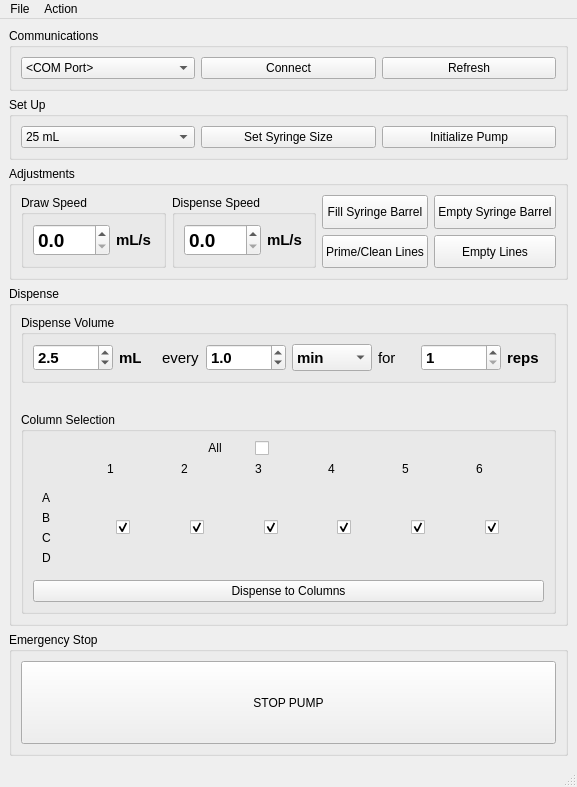
Qt form Wash_GUI/mainwindow.ui (Wyss/automated-chromatography) before a commit.
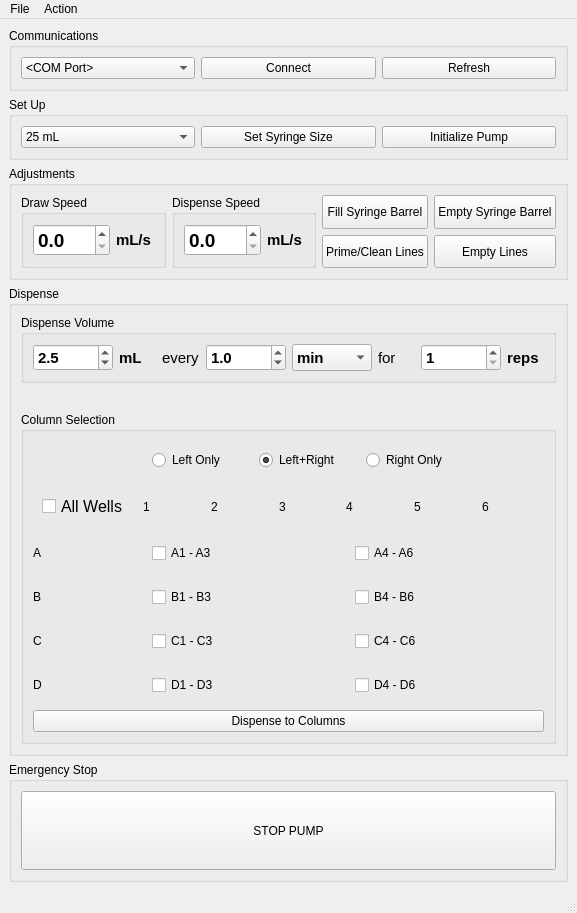
The same form after that commit. Icons and pictures are not drawn.

Patch:
```diff
--- a/Wash_GUI/mainwindow.ui
+++ b/Wash_GUI/mainwindow.ui
@@ -7,7 +7,7 @@
     <x>0</x>
     <y>0</y>
     <width>577</width>
-    <height>787</height>
+    <height>913</height>
    </rect>
   </property>
   <property name="windowTitle">
@@ -380,216 +380,64 @@
            <layout class="QVBoxLayout" name="verticalLayout_4">
             <item>
              <layout class="QGridLayout" name="gridLayout">
-              <item row="1" column="6">
-               <widget class="QLabel" name="col5_label">
-                <property name="text">
-                 <string>5</string>
-                </property>
-               </widget>
-              </item>
-              <item row="0" column="4">
-               <widget class="QCheckBox" name="allCheckBox">
-                <property name="enabled">
-                 <bool>true</bool>
-                </property>
-                <property name="font">
-                 <font>
-                  <pointsize>12</pointsize>
-                  <bold>false</bold>
-                 </font>
-                </property>
-                <property name="styleSheet">
-                 <string notr="true"/>
-                </property>
-                <property name="text">
-                 <string/>
-                </property>
-               </widget>
-              </item>
-              <item row="2" column="1">
-               <widget class="QFrame" name="ABvFrame">
-                <property name="sizePolicy">
-                 <sizepolicy hsizetype="Minimum" vsizetype="Minimum">
-                  <horstretch>0</horstretch>
-                  <verstretch>0</verstretch>
-                 </sizepolicy>
-                </property>
-                <layout class="QVBoxLayout" name="verticalLayout_3">
+              <item row="4" column="2" colspan="3">
+               <widget class="QFrame" name="c123wellFrame">
+                <layout class="QHBoxLayout" name="horizontalLayout_11">
                  <item>
-                  <widget class="QLabel" name="label_rowA">
-                   <property name="sizePolicy">
-                    <sizepolicy hsizetype="Minimum" vsizetype="Preferred">
-                     <horstretch>0</horstretch>
-                     <verstretch>0</verstretch>
-                    </sizepolicy>
+                  <widget class="QCheckBox" name="c123CheckBox">
+                   <property name="toolTip">
+                    <string>C1, C2, C3</string>
                    </property>
                    <property name="text">
-                    <string>A</string>
+                    <string>C1 - C3</string>
                    </property>
                   </widget>
                  </item>
-                 <item>
-                  <widget class="QLabel" name="label_rowB">
-                   <property name="sizePolicy">
-                    <sizepolicy hsizetype="Minimum" vsizetype="Preferred">
-                     <horstretch>0</horstretch>
-                     <verstretch>0</verstretch>
-                    </sizepolicy>
-                   </property>
-                   <property name="text">
-                    <string>B</string>
-                   </property>
-                  </widget>
-                 </item>
-                 <item>
-                  <widget class="QLabel" name="label_rowC">
-                   <property name="sizePolicy">
-                    <sizepolicy hsizetype="Minimum" vsizetype="Preferred">
-                     <horstretch>0</horstretch>
-                     <verstretch>0</verstretch>
-                    </sizepolicy>
-                   </property>
-                   <property name="text">
-                    <string>C</string>
-                   </property>
-                  </widget>
-                 </item>
-                 <item>
-                  <widget class="QLabel" name="label_rowD">
-                   <property name="sizePolicy">
-                    <sizepolicy hsizetype="Minimum" vsizetype="Preferred">
-                     <horstretch>0</horstretch>
-                     <verstretch>0</verstretch>
-                    </sizepolicy>
-                   </property>
-                   <property name="text">
-                    <string>D</string>
-                   </property>
-                  </widget>
-                 </item>
                 </layout>
                </widget>
               </item>
-              <item row="1" column="2">
-               <widget class="QLabel" name="col1_label">
-                <property name="text">
-                 <string>1</string>
-                </property>
-               </widget>
-              </item>
-              <item row="2" column="7">
-               <widget class="QFrame" name="col6vFrame">
-                <layout class="QHBoxLayout" name="horizontalLayout_4">
+              <item row="3" column="5" colspan="3">
+               <widget class="QFrame" name="b456wellFrame">
+                <layout class="QHBoxLayout" name="horizontalLayout_9">
                  <item>
-                  <widget class="QCheckBox" name="col6CheckBox">
-                   <property name="font">
-                    <font>
-                     <pointsize>12</pointsize>
-                     <bold>false</bold>
-                    </font>
+                  <widget class="QCheckBox" name="b456CheckBox">
+                   <property name="toolTip">
+                    <string>B4, B5, B6</string>
                    </property>
-                   <property name="statusTip">
-                    <string>A6B6</string>
-                   </property>
-                   <property name="styleSheet">
-                    <string notr="true"/>
-                   </property>
                    <property name="text">
-                    <string/>
+                    <string>B4 - B6</string>
                    </property>
-                   <property name="checked">
-                    <bool>true</bool>
-                   </property>
                   </widget>
                  </item>
                 </layout>
                </widget>
               </item>
-              <item row="2" column="5">
-               <widget class="QFrame" name="col4vFrame">
+              <item row="2" column="2" colspan="3">
+               <widget class="QFrame" name="a123wellFrame">
                 <layout class="QHBoxLayout" name="horizontalLayout_10">
                  <item>
-                  <widget class="QCheckBox" name="col4CheckBox">
-                   <property name="font">
-                    <font>
-                     <pointsize>12</pointsize>
-                     <bold>false</bold>
-                    </font>
+                  <widget class="QCheckBox" name="a123CheckBox">
+                   <property name="toolTip">
+                    <string>A1, A2, A3</string>
                    </property>
-                   <property name="statusTip">
-                    <string>A4B4</string>
-                   </property>
-                   <property name="styleSheet">
-                    <string notr="true"/>
-                   </property>
                    <property name="text">
-                    <string/>
+                    <string>A1 - A3</string>
                    </property>
-                   <property name="checked">
-                    <bool>true</bool>
-                   </property>
                   </widget>
                  </item>
                 </layout>
                </widget>
               </item>
-              <item row="0" column="3">
-               <widget class="QLabel" name="label">
-                <property name="text">
-                 <string>&lt;html&gt;&lt;head/&gt;&lt;body&gt;&lt;p align=&quot;center&quot;&gt;All&lt;/p&gt;&lt;/body&gt;&lt;/html&gt;</string>
-                </property>
-               </widget>
-              </item>
-              <item row="2" column="2">
-               <widget class="QFrame" name="col1vFrame">
-                <layout class="QHBoxLayout" name="horizontalLayout_13">
+              <item row="5" column="2" colspan="3">
+               <widget class="QFrame" name="d123wellFrame">
+                <layout class="QHBoxLayout" name="horizontalLayout_14">
                  <item>
-                  <widget class="QCheckBox" name="col1CheckBox">
-                   <property name="font">
-                    <font>
-                     <pointsize>12</pointsize>
-                     <bold>false</bold>
-                    </font>
+                  <widget class="QCheckBox" name="d123CheckBox">
+                   <property name="toolTip">
+                    <string>D1, D2, D3</string>
                    </property>
-                   <property name="statusTip">
-                    <string>A1B1</string>
-                   </property>
-                   <property name="styleSheet">
-                    <string/>
-                   </property>
                    <property name="text">
-                    <string/>
-                   </property>
-                   <property name="checked">
-                    <bool>true</bool>
-                   </property>
-                  </widget>
-                 </item>
-                </layout>
-               </widget>
-              </item>
-              <item row="2" column="3">
-               <widget class="QFrame" name="col2vFrame">
-                <layout class="QHBoxLayout" name="horizontalLayout_12">
-                 <item>
-                  <widget class="QCheckBox" name="col2CheckBox">
-                   <property name="font">
-                    <font>
-                     <pointsize>12</pointsize>
-                     <bold>false</bold>
-                    </font>
-                   </property>
-                   <property name="statusTip">
-                    <string>A2B2</string>
-                   </property>
-                   <property name="styleSheet">
-                    <string notr="true"/>
-                   </property>
-                   <property name="text">
-                    <string/>
-                   </property>
-                   <property name="checked">
-                    <bool>true</bool>
+                    <string>D1 - D3</string>
                    </property>
                   </widget>
                  </item>
@@ -603,6 +451,74 @@
                 </property>
                </widget>
               </item>
+              <item row="3" column="2" colspan="3">
+               <widget class="QFrame" name="b123wellFrame">
+                <layout class="QHBoxLayout" name="horizontalLayout_4">
+                 <item>
+                  <widget class="QCheckBox" name="b123CheckBox">
+                   <property name="toolTip">
+                    <string>B1, B2, B3</string>
+                   </property>
+                   <property name="text">
+                    <string>B1 - B3</string>
+                   </property>
+                  </widget>
+                 </item>
+                </layout>
+               </widget>
+              </item>
+              <item row="0" column="2" colspan="5">
+               <widget class="QFrame" name="plateSelectorFrame">
+                <layout class="QHBoxLayout" name="horizontalLayout_17">
+                 <item>
+                  <widget class="QRadioButton" name="leftRadioButton">
+                   <property name="toolTip">
+                    <string>Send commands only to the LEFT pump</string>
+                   </property>
+                   <property name="text">
+                    <string>Left Only</string>
+                   </property>
+                   <property name="checked">
+                    <bool>false</bool>
+                   </property>
+                  </widget>
+                 </item>
+                 <item>
+                  <widget class="QRadioButton" name="bothRadioButton">
+                   <property name="toolTip">
+                    <string>Send commands to both LEFT and RIGHT pumps</string>
+                   </property>
+                   <property name="text">
+                    <string>Left+Right</string>
+                   </property>
+                   <property name="checked">
+                    <bool>true</bool>
+                   </property>
+                  </widget>
+                 </item>
+                 <item>
+                  <widget class="QRadioButton" name="rightRadioButton">
+                   <property name="toolTip">
+                    <string>Send commands only to the RIGHT pump</string>
+                   </property>
+                   <property name="text">
+                    <string>Right Only</string>
+                   </property>
+                   <property name="checked">
+                    <bool>false</bool>
+                   </property>
+                  </widget>
+                 </item>
+                </layout>
+               </widget>
+              </item>
+              <item row="1" column="2">
+               <widget class="QLabel" name="col1Label">
+                <property name="text">
+                 <string>1</string>
+                </property>
+               </widget>
+              </item>
               <item row="1" column="7">
                <widget class="QLabel" name="col6_label">
                 <property name="text">
@@ -610,34 +526,6 @@
                 </property>
                </widget>
               </item>
-              <item row="2" column="4">
-               <widget class="QFrame" name="col3vFrame">
-                <layout class="QHBoxLayout" name="horizontalLayout_11">
-                 <item>
-                  <widget class="QCheckBox" name="col3CheckBox">
-                   <property name="font">
-                    <font>
-                     <pointsize>12</pointsize>
-                     <bold>false</bold>
-                    </font>
-                   </property>
-                   <property name="statusTip">
-                    <string>A3B3</string>
-                   </property>
-                   <property name="styleSheet">
-                    <string notr="true"/>
-                   </property>
-                   <property name="text">
-                    <string/>
-                   </property>
-                   <property name="checked">
-                    <bool>true</bool>
-                   </property>
-                  </widget>
-                 </item>
-                </layout>
-               </widget>
-              </item>
               <item row="1" column="4">
                <widget class="QLabel" name="col3_label">
                 <property name="text">
@@ -645,28 +533,16 @@
                 </property>
                </widget>
               </item>
-              <item row="2" column="6">
-               <widget class="QFrame" name="col5vFrame">
-                <layout class="QHBoxLayout" name="horizontalLayout_9">
+              <item row="4" column="5" colspan="3">
+               <widget class="QFrame" name="c456wellFrame">
+                <layout class="QHBoxLayout" name="horizontalLayout_12">
                  <item>
-                  <widget class="QCheckBox" name="col5CheckBox">
-                   <property name="font">
-                    <font>
-                     <pointsize>12</pointsize>
-                     <bold>false</bold>
-                    </font>
-                   </property>
-                   <property name="statusTip">
-                    <string>A5B5</string>
-                   </property>
-                   <property name="styleSheet">
-                    <string notr="true"/>
+                  <widget class="QCheckBox" name="c456CheckBox">
+                   <property name="toolTip">
+                    <string>C4, C5, C6</string>
                    </property>
                    <property name="text">
-                    <string/>
-                   </property>
-                   <property name="checked">
-                    <bool>true</bool>
+                    <string>C4 - C6</string>
                    </property>
                   </widget>
                  </item>
@@ -680,6 +556,122 @@
                 </property>
                </widget>
               </item>
+              <item row="5" column="1">
+               <widget class="QLabel" name="rowDLabel">
+                <property name="sizePolicy">
+                 <sizepolicy hsizetype="Minimum" vsizetype="Preferred">
+                  <horstretch>0</horstretch>
+                  <verstretch>0</verstretch>
+                 </sizepolicy>
+                </property>
+                <property name="text">
+                 <string>D   </string>
+                </property>
+               </widget>
+              </item>
+              <item row="2" column="5" colspan="3">
+               <widget class="QFrame" name="a456wellFrame">
+                <layout class="QHBoxLayout" name="horizontalLayout_13">
+                 <item>
+                  <widget class="QCheckBox" name="a456CheckBox">
+                   <property name="toolTip">
+                    <string>A4. A5. A6</string>
+                   </property>
+                   <property name="text">
+                    <string>A4 - A6</string>
+                   </property>
+                  </widget>
+                 </item>
+                </layout>
+               </widget>
+              </item>
+              <item row="1" column="1">
+               <widget class="QFrame" name="horizontalFrame">
+                <layout class="QHBoxLayout" name="horizontalLayout_16">
+                 <item>
+                  <widget class="QCheckBox" name="allCheckBox">
+                   <property name="enabled">
+                    <bool>true</bool>
+                   </property>
+                   <property name="font">
+                    <font>
+                     <pointsize>12</pointsize>
+                     <bold>false</bold>
+                    </font>
+                   </property>
+                   <property name="styleSheet">
+                    <string notr="true"/>
+                   </property>
+                   <property name="text">
+                    <string>All Wells</string>
+                   </property>
+                  </widget>
+                 </item>
+                </layout>
+               </widget>
+              </item>
+              <item row="3" column="1">
+               <widget class="QLabel" name="rowBLabel">
+                <property name="sizePolicy">
+                 <sizepolicy hsizetype="Minimum" vsizetype="Preferred">
+                  <horstretch>0</horstretch>
+                  <verstretch>0</verstretch>
+                 </sizepolicy>
+                </property>
+                <property name="text">
+                 <string>B   </string>
+                </property>
+               </widget>
+              </item>
+              <item row="1" column="6">
+               <widget class="QLabel" name="col5Label">
+                <property name="text">
+                 <string>5</string>
+                </property>
+               </widget>
+              </item>
+              <item row="2" column="1">
+               <widget class="QLabel" name="rowALabel">
+                <property name="sizePolicy">
+                 <sizepolicy hsizetype="Minimum" vsizetype="Preferred">
+                  <horstretch>0</horstretch>
+                  <verstretch>0</verstretch>
+                 </sizepolicy>
+                </property>
+                <property name="text">
+                 <string>A   </string>
+                </property>
+               </widget>
+              </item>
+              <item row="5" column="5" colspan="3">
+               <widget class="QFrame" name="d456wellFrame">
+                <layout class="QHBoxLayout" name="horizontalLayout_15">
+                 <item>
+                  <widget class="QCheckBox" name="d456CheckBox">
+                   <property name="toolTip">
+                    <string>D4, D5, D6</string>
+                   </property>
+                   <property name="text">
+                    <string>D4 - D6</string>
+                   </property>
+                  </widget>
+                 </item>
+                </layout>
+               </widget>
+              </item>
+              <item row="4" column="1">
+               <widget class="QLabel" name="rowCLabel">
+                <property name="sizePolicy">
+                 <sizepolicy hsizetype="Minimum" vsizetype="Preferred">
+                  <horstretch>0</horstretch>
+                  <verstretch>0</verstretch>
+                 </sizepolicy>
+                </property>
+                <property name="text">
+                 <string>C   </string>
+                </property>
+               </widget>
+              </item>
              </layout>
             </item>
             <item>
```
Left out of the diff: 25 changed lines with no effect on the pictures.
